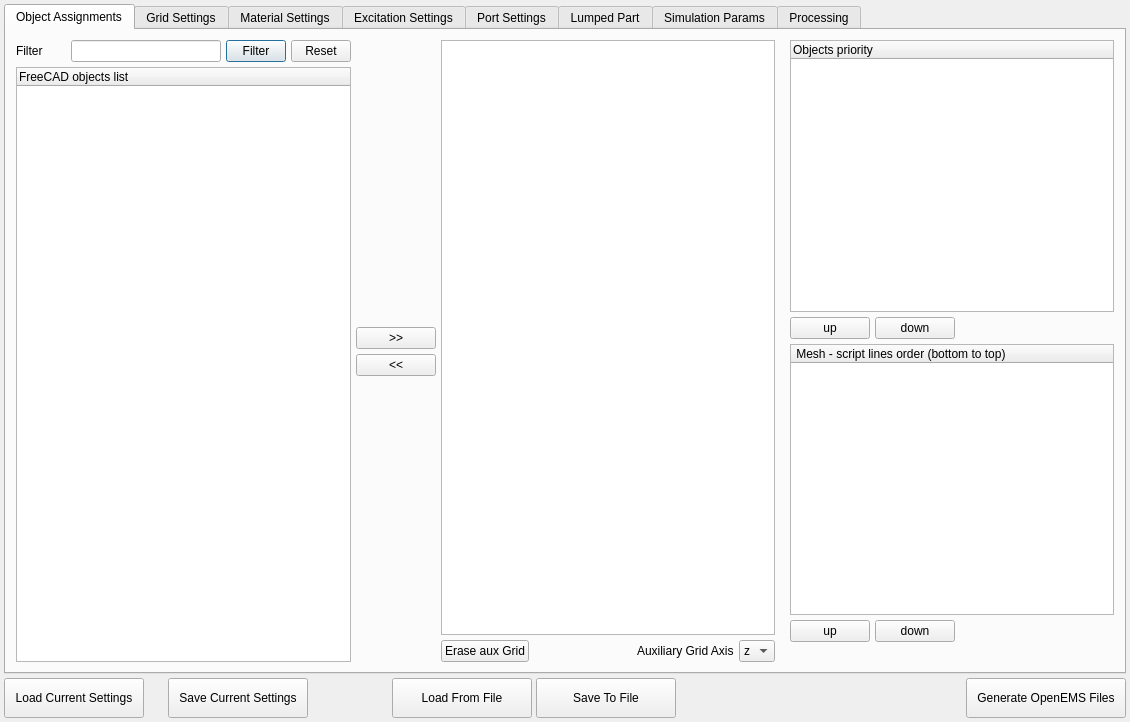
Before: the Qt Designer form ui/dialog.ui in LubomirJagos/FreeCAD-OpenEMS-Export, drawn with Qt 5.
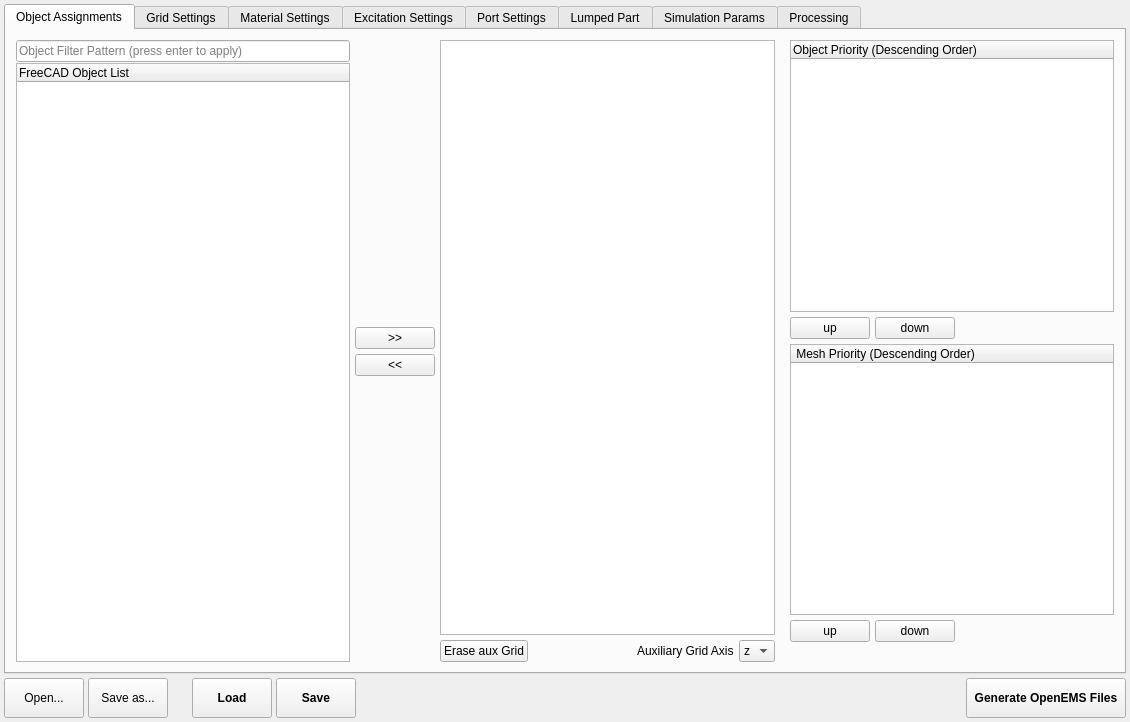
After: the same form once the commit is applied.

Diff of the .ui file:
```diff
--- a/ui/dialog.ui
+++ b/ui/dialog.ui
@@ -1,7 +1,7 @@
 <?xml version="1.0" encoding="UTF-8"?>
 <ui version="4.0">
  <class>FreeCADopenEMSPlugin</class>
- <widget class="QDialog" name="FreeCADopenEMSPlugin">
+ <widget class="QWidget" name="FreeCADopenEMSPlugin">
   <property name="geometry">
    <rect>
     <x>0</x>
@@ -104,6 +104,9 @@
              </property>
              <item>
               <layout class="QVBoxLayout" name="verticalLayout_2">
+               <property name="spacing">
+                <number>1</number>
+               </property>
                <property name="leftMargin">
                 <number>0</number>
                </property>
@@ -117,93 +120,32 @@
                 <number>0</number>
                </property>
                <item>
-                <layout class="QHBoxLayout" name="horizontalLayout_5">
-                 <property name="leftMargin">
-                  <number>0</number>
+                <widget class="QLineEdit" name="objectAssignmentFilterLeft">
+                 <property name="sizePolicy">
+                  <sizepolicy hsizetype="Minimum" vsizetype="Fixed">
+                   <horstretch>0</horstretch>
+                   <verstretch>0</verstretch>
+                  </sizepolicy>
                  </property>
-                 <property name="topMargin">
-                  <number>0</number>
+                 <property name="minimumSize">
+                  <size>
+                   <width>150</width>
+                   <height>0</height>
+                  </size>
                  </property>
-                 <property name="rightMargin">
-                  <number>0</number>
+                 <property name="toolTip">
+                  <string>&lt;html&gt;&lt;head/&gt;&lt;body&gt;&lt;p&gt;FreeCAD object names must match this pattern.&lt;/p&gt;&lt;p&gt;Empty: list all items.&lt;/p&gt;&lt;p&gt;Also supports regex: port.*y will match portXY, portYZ, ...&lt;/p&gt;&lt;/body&gt;&lt;/html&gt;</string>
                  </property>
-                 <property name="bottomMargin">
-                  <number>0</number>
+                 <property name="placeholderText">
+                  <string>Object Filter Pattern (press enter to apply)</string>
                  </property>
-                 <item>
-                  <widget class="QLabel" name="label_28">
-                   <property name="sizePolicy">
-                    <sizepolicy hsizetype="Minimum" vsizetype="Preferred">
-                     <horstretch>0</horstretch>
-                     <verstretch>0</verstretch>
-                    </sizepolicy>
-                   </property>
-                   <property name="minimumSize">
-                    <size>
-                     <width>50</width>
-                     <height>0</height>
-                    </size>
-                   </property>
-                   <property name="text">
-                    <string>Filter</string>
-                   </property>
-                  </widget>
-                 </item>
-                 <item>
-                  <widget class="QLineEdit" name="objectAssignmentFilterLeft">
-                   <property name="sizePolicy">
-                    <sizepolicy hsizetype="Minimum" vsizetype="Fixed">
-                     <horstretch>0</horstretch>
-                     <verstretch>0</verstretch>
-                    </sizepolicy>
-                   </property>
-                   <property name="minimumSize">
-                    <size>
-                     <width>150</width>
-                     <height>0</height>
-                    </size>
-                   </property>
-                   <property name="toolTip">
-                    <string>&lt;html&gt;&lt;head/&gt;&lt;body&gt;&lt;p&gt;FreeCAD object names must match this pattern.&lt;/p&gt;&lt;p&gt;Empty: list all items.&lt;/p&gt;&lt;p&gt;Also supports regex: port.*y will match portXY, portYZ, ...&lt;/p&gt;&lt;/body&gt;&lt;/html&gt;</string>
-                   </property>
-                  </widget>
-                 </item>
-                 <item>
-                  <widget class="QPushButton" name="objectAssignmentFilterLeftButton">
-                   <property name="maximumSize">
-                    <size>
-                     <width>60</width>
-                     <height>16777215</height>
-                    </size>
-                   </property>
-                   <property name="text">
-                    <string>Filter</string>
-                   </property>
-                  </widget>
-                 </item>
-                 <item>
-                  <widget class="QPushButton" name="objectAssignmentFilterResetLeftButton">
-                   <property name="maximumSize">
-                    <size>
-                     <width>60</width>
-                     <height>16777215</height>
-                    </size>
-                   </property>
-                   <property name="text">
-                    <string>Reset</string>
-                   </property>
-                   <property name="autoDefault">
-                    <bool>false</bool>
-                   </property>
-                  </widget>
-                 </item>
-                </layout>
+                </widget>
                </item>
                <item>
                 <widget class="QTreeWidget" name="objectAssignmentLeftTreeWidget">
                  <column>
                   <property name="text">
-                   <string notr="true">FreeCAD objects list</string>
+                   <string notr="true">FreeCAD Object List</string>
                   </property>
                  </column>
                 </widget>
@@ -385,7 +327,7 @@
                </attribute>
                <column>
                 <property name="text">
-                 <string notr="true">Objects priority</string>
+                 <string notr="true">Object Priority (Descending Order)</string>
                 </property>
                </column>
               </widget>
@@ -440,7 +382,7 @@
                </attribute>
                <column>
                 <property name="text">
-                 <string notr="true"> Mesh - script lines order (bottom to top)</string>
+                 <string notr="true"> Mesh Priority (Descending Order)</string>
                 </property>
                </column>
               </widget>
@@ -3406,7 +3348,7 @@
           <number>0</number>
          </property>
          <item>
-          <widget class="QPushButton" name="loadCurrentSettingsButton">
+          <widget class="QPushButton" name="loadFromFileSettingsButton">
            <property name="enabled">
             <bool>true</bool>
            </property>
@@ -3418,15 +3360,52 @@
            </property>
            <property name="minimumSize">
             <size>
-             <width>140</width>
+             <width>80</width>
              <height>40</height>
             </size>
            </property>
+           <property name="maximumSize">
+            <size>
+             <width>80</width>
+             <height>16777215</height>
+            </size>
+           </property>
            <property name="toolTip">
             <string>&lt;html&gt;&lt;head/&gt;&lt;body&gt;&lt;p&gt;Load FreeCAD-OpenEMS Export configuration from &amp;lt;project filename&amp;gt;_settings.ini if it exists.&lt;/p&gt;&lt;p&gt;Any changes made will be discarded.&lt;/p&gt;&lt;/body&gt;&lt;/html&gt;</string>
            </property>
            <property name="text">
-            <string>Load Current Settings</string>
+            <string>Open...</string>
+           </property>
+          </widget>
+         </item>
+         <item>
+          <widget class="QPushButton" name="saveToFileSettingsButton">
+           <property name="enabled">
+            <bool>true</bool>
+           </property>
+           <property name="sizePolicy">
+            <sizepolicy hsizetype="Minimum" vsizetype="Minimum">
+             <horstretch>0</horstretch>
+             <verstretch>0</verstretch>
+            </sizepolicy>
+           </property>
+           <property name="minimumSize">
+            <size>
+             <width>80</width>
+             <height>40</height>
+            </size>
+           </property>
+           <property name="maximumSize">
+            <size>
+             <width>80</width>
+             <height>16777215</height>
+            </size>
+           </property>
+           <property name="toolTip">
+            <string>&lt;html&gt;&lt;head/&gt;&lt;body&gt;&lt;p&gt;Save the displayed FreeCAD-OpenEMS Export configuration to a specified file.&lt;/p&gt;&lt;/body&gt;&lt;/html&gt;</string>
+           </property>
+           <property name="text">
+            <string>Save as...</string>
            </property>
           </widget>
          </item>
@@ -3436,7 +3415,7 @@
             <enum>Qt::Horizontal</enum>
            </property>
            <property name="sizeType">
-            <enum>QSizePolicy::Preferred</enum>
+            <enum>QSizePolicy::Maximum</enum>
            </property>
            <property name="sizeHint" stdset="0">
             <size>
@@ -3446,6 +3425,43 @@
            </property>
           </spacer>
          </item>
+         <item>
+          <widget class="QPushButton" name="loadCurrentSettingsButton">
+           <property name="enabled">
+            <bool>true</bool>
+           </property>
+           <property name="sizePolicy">
+            <sizepolicy hsizetype="Minimum" vsizetype="Minimum">
+             <horstretch>0</horstretch>
+             <verstretch>0</verstretch>
+            </sizepolicy>
+           </property>
+           <property name="minimumSize">
+            <size>
+             <width>80</width>
+             <height>40</height>
+            </size>
+           </property>
+           <property name="maximumSize">
+            <size>
+             <width>80</width>
+             <height>16777215</height>
+            </size>
+           </property>
+           <property name="font">
+            <font>
+             <weight>75</weight>
+             <bold>true</bold>
+            </font>
+           </property>
+           <property name="toolTip">
+            <string>&lt;html&gt;&lt;head/&gt;&lt;body&gt;&lt;p&gt;Load FreeCAD-OpenEMS Export configuration from the default file (&amp;lt;project filename&amp;gt;_settings.ini).&lt;/p&gt;&lt;p&gt;Any settings currently displayed will be discarded.&lt;/p&gt;&lt;/body&gt;&lt;/html&gt;</string>
+           </property>
+           <property name="text">
+            <string>Load</string>
+           </property>
+          </widget>
+         </item>
          <item>
           <widget class="QPushButton" name="saveCurrentSettingsButton">
            <property name="enabled">
@@ -3459,81 +3475,27 @@
            </property>
            <property name="minimumSize">
             <size>
-             <width>140</width>
+             <width>80</width>
              <height>40</height>
             </size>
            </property>
-           <property name="toolTip">
-            <string>&lt;html&gt;&lt;head/&gt;&lt;body&gt;&lt;p&gt;Save current settings to &amp;lt;project filename&amp;gt;_settings.ini. &lt;/p&gt;&lt;p&gt;The existing .ini file will be overwritten, external changes will be lost.&lt;/p&gt;&lt;/body&gt;&lt;/html&gt;</string>
-           </property>
-           <property name="text">
-            <string>Save Current Settings</string>
-           </property>
-          </widget>
-         </item>
-         <item>
-          <spacer name="horizontalSpacer_18">
-           <property name="orientation">
-            <enum>Qt::Horizontal</enum>
-           </property>
-           <property name="sizeType">
-            <enum>QSizePolicy::Preferred</enum>
-           </property>
-           <property name="sizeHint" stdset="0">
+           <property name="maximumSize">
             <size>
              <width>80</width>
-             <height>20</height>
+             <height>16777215</height>
             </size>
            </property>
-          </spacer>
-         </item>
-         <item>
-          <widget class="QPushButton" name="loadFromFileSettingsButton">
-           <property name="enabled">
-            <bool>true</bool>
+           <property name="font">
+            <font>
+             <weight>75</weight>
+             <bold>true</bold>
+            </font>
            </property>
-           <property name="sizePolicy">
-            <sizepolicy hsizetype="Minimum" vsizetype="Minimum">
-             <horstretch>0</horstretch>
-             <verstretch>0</verstretch>
-            </sizepolicy>
-           </property>
-           <property name="minimumSize">
-            <size>
-             <width>140</width>
-             <height>40</height>
-            </size>
-           </property>
            <property name="toolTip">
             <string>&lt;html&gt;&lt;head/&gt;&lt;body&gt;&lt;p&gt;Load FreeCAD-OpenEMS Export configuration from &amp;lt;project filename&amp;gt;_settings.ini if it exists.&lt;/p&gt;&lt;p&gt;Any changes made will be discarded.&lt;/p&gt;&lt;/body&gt;&lt;/html&gt;</string>
            </property>
            <property name="text">
-            <string>Load From File</string>
-           </property>
-          </widget>
-         </item>
-         <item>
-          <widget class="QPushButton" name="saveToFileSettingsButton">
-           <property name="enabled">
-            <bool>true</bool>
-           </property>
-           <property name="sizePolicy">
-            <sizepolicy hsizetype="Minimum" vsizetype="Minimum">
-             <horstretch>0</horstretch>
-             <verstretch>0</verstretch>
-            </sizepolicy>
-           </property>
-           <property name="minimumSize">
-            <size>
-             <width>140</width>
-             <height>40</height>
-            </size>
-           </property>
-           <property name="toolTip">
-            <string>&lt;html&gt;&lt;head/&gt;&lt;body&gt;&lt;p&gt;Load FreeCAD-OpenEMS Export configuration from &amp;lt;project filename&amp;gt;_settings.ini if it exists.&lt;/p&gt;&lt;p&gt;Any changes made will be discarded.&lt;/p&gt;&lt;/body&gt;&lt;/html&gt;</string>
-           </property>
-           <property name="text">
-            <string>Save To File</string>
+            <string>Save</string>
            </property>
           </widget>
          </item>
@@ -3542,6 +3504,9 @@
            <property name="orientation">
             <enum>Qt::Horizontal</enum>
            </property>
+           <property name="sizeType">
+            <enum>QSizePolicy::MinimumExpanding</enum>
+           </property>
            <property name="sizeHint" stdset="0">
             <size>
              <width>40</width>
@@ -3564,6 +3529,18 @@
              <height>40</height>
             </size>
            </property>
+           <property name="maximumSize">
+            <size>
+             <width>160</width>
+             <height>16777215</height>
+            </size>
+           </property>
+           <property name="font">
+            <font>
+             <weight>75</weight>
+             <bold>true</bold>
+            </font>
+           </property>
            <property name="toolTip">
             <string>&lt;html&gt;&lt;head/&gt;&lt;body&gt;&lt;p&gt;Export geometry as .stl and generate OpenEMS automation script.&lt;/p&gt;&lt;p&gt;The script will only be saved, but not executed.&lt;/p&gt;&lt;/body&gt;&lt;/html&gt;</string>
            </property>
```
Left out of the diff: 8 changed lines with no effect on the pictures.
